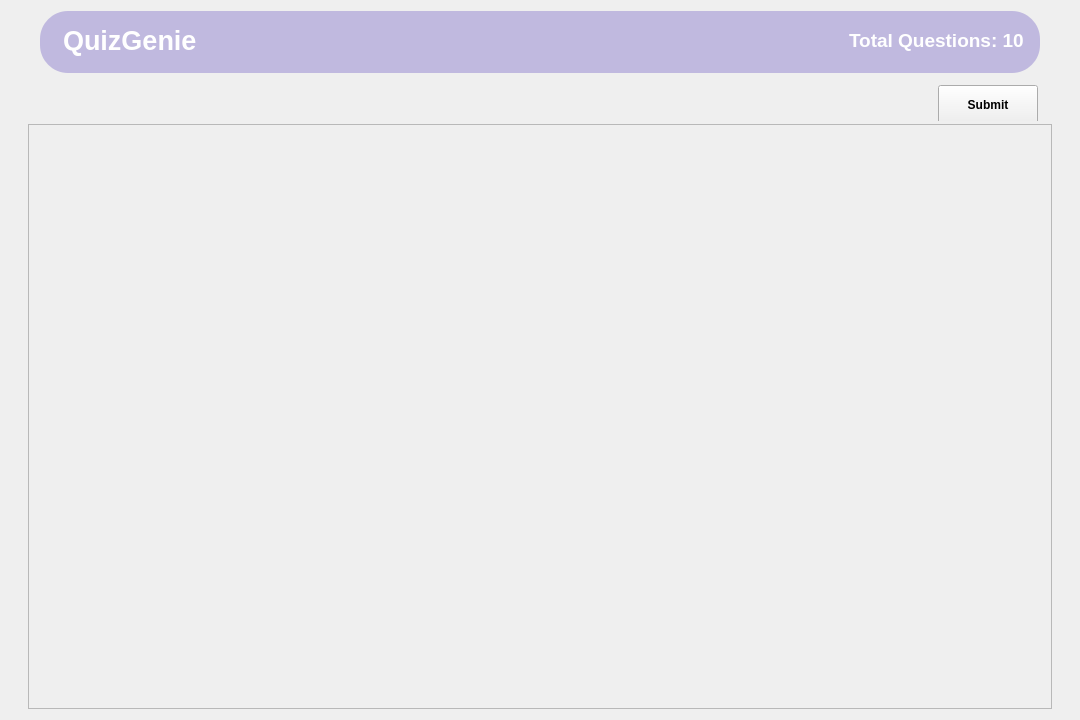
The window that Client/quiz_screen.ui (R-umaria/Section3-Group7-QuizGenie) describes before a commit, drawn with Qt 5.
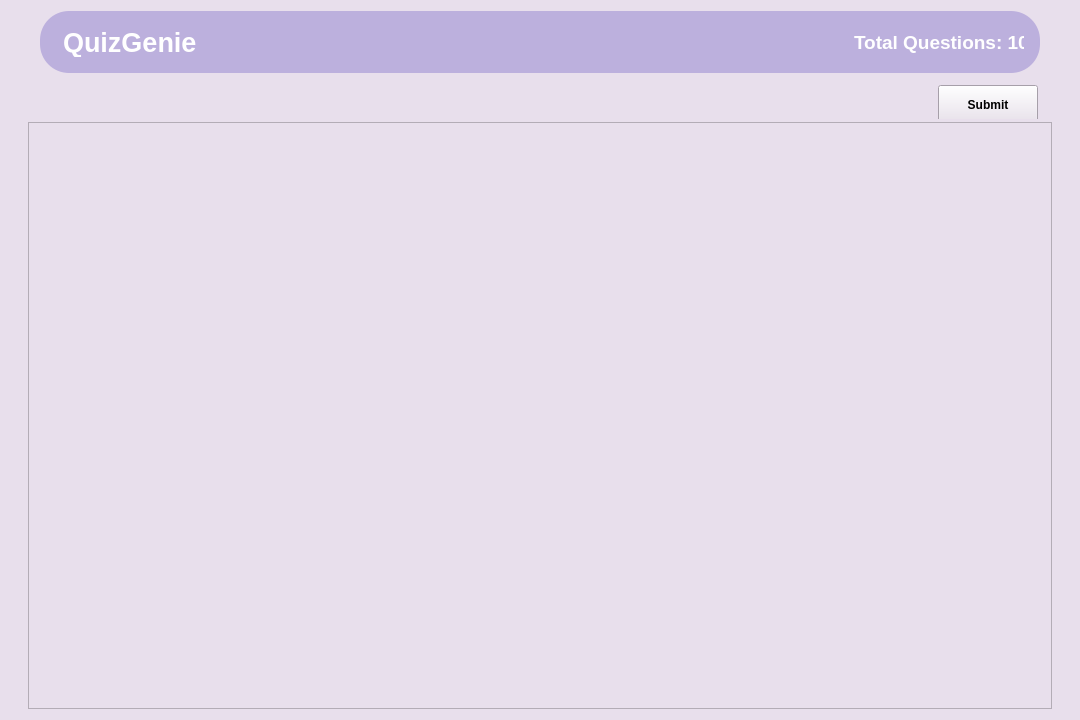
The same window after the commit.

Commit message: quiz_screen ui improved

Diff of the .ui file:
```diff
--- a/Client/quiz_screen.ui
+++ b/Client/quiz_screen.ui
@@ -20,7 +20,7 @@
    <string>Form</string>
   </property>
   <property name="styleSheet">
-   <string notr="true"/>
+   <string notr="true">background-color: #e8dfec;</string>
   </property>
   <layout class="QHBoxLayout" name="horizontalLayout">
    <item>
@@ -50,7 +50,7 @@
        </property>
        <property name="styleSheet">
         <string notr="true">background-color: rgba(120, 101, 200, 100);
-border-radius: 28px;</string>
+border-radius: 29px;</string>
        </property>
        <layout class="QHBoxLayout" name="horizontalLayout_5">
         <property name="spacing">
@@ -98,11 +98,9 @@
            </font>
           </property>
           <property name="styleSheet">
-           <string notr="true">padding-left: 5px;
-padding-bottom: 3px;
-padding-top: 0px;
+           <string notr="true">padding: 5px;
 color: #ffffff;
-background-color: rgba(0,0,0,0);</string>
+background-color: rgba(0, 0,0,0);</string>
           </property>
           <property name="text">
            <string>QuizGenie</string>
@@ -133,11 +131,9 @@
            </font>
           </property>
           <property name="styleSheet">
-           <string notr="true">padding-right: 5px;
-padding-bottom: 3px;
-padding-top: 0px;
+           <string notr="true">padding: 5px;
 color: #ffffff;
-background-color: rgba(0,0,0,0);</string>
+background-color: rgba(0, 0,0,0);</string>
           </property>
           <property name="text">
            <string>Total Questions: 10</string>
@@ -158,15 +154,18 @@
        <property name="minimumSize">
         <size>
          <width>1015</width>
-         <height>45</height>
+         <height>43</height>
         </size>
        </property>
        <property name="maximumSize">
         <size>
          <width>1015</width>
-         <height>45</height>
+         <height>43</height>
         </size>
        </property>
+       <property name="styleSheet">
+        <string/>
+       </property>
        <layout class="QVBoxLayout" name="verticalLayout_2">
         <property name="spacing">
          <number>1</number>
@@ -254,7 +253,7 @@
           <x>0</x>
           <y>0</y>
           <width>1000</width>
-          <height>581</height>
+          <height>583</height>
          </rect>
         </property>
         <property name="sizePolicy">
```
The commit also changes 70 other files.
